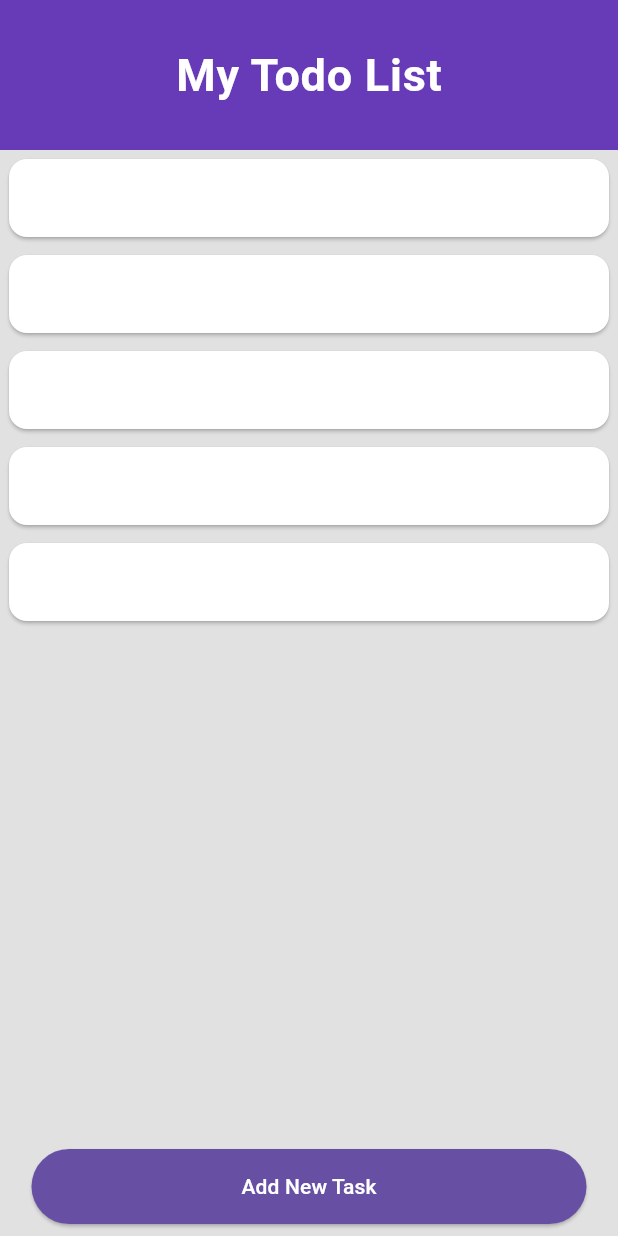
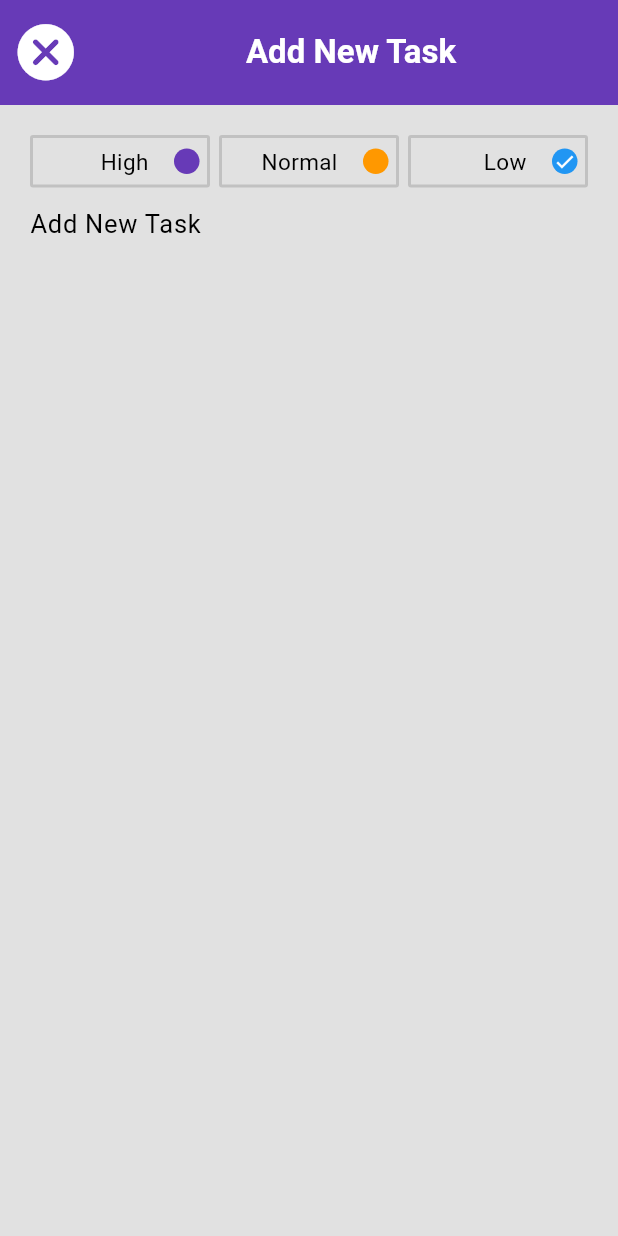
Before and after one commit to Aliasadi1383/todo_list, a Flutter app: the screen it shows after launch, after a tap on "Add New Task", on a phone screen of 412 x 824 dp. Run offline on Flutter 3.47's test engine with Material 3 defaults, Android fonts, the phone set to English and light mode, and no system bars.

Commit message:
New task page design

```diff
--- /dev/null
+++ b/lib/add_task.dart
@@ -0,0 +1,58 @@
+import 'package:flutter/material.dart';
+import 'package:todo/priority_selector.dart';
+
+class AddTask extends StatefulWidget {
+  const AddTask({super.key});
+
+  @override
+  State<AddTask> createState() => _AddTask();
+}
+
+class _AddTask extends State<AddTask> {
+  @override
+  Widget build(BuildContext context) {
+    final ThemeData theme = Theme.of(context);
+    return Scaffold(
+      appBar: AppBar(
+        title: Center(
+          child: Text(
+            'Add New Task',
+            style: theme.textTheme.titleLarge!.copyWith(
+              color: theme.colorScheme.onPrimary,
+            ),
+          ),
+        ),
+        backgroundColor: theme.colorScheme.primary,
+        toolbarHeight: 70,
+        iconTheme: IconThemeData(),
+        leading: IconButton(
+          onPressed: () {
+            Navigator.pop(context);
+          },
+          icon: Icon(
+            Icons.cancel_rounded,
+            color: theme.colorScheme.onPrimary,
+            size: 45,
+          ),
+        ),
+      ),
+      body: Padding(
+        padding: const EdgeInsets.only(right: 20, left: 20),
+        child: Column(
+          children: [
+            Padding(padding: EdgeInsets.only(top: 20)),
+            PrioritySelector(),
+            TextField(
+
+              decoration:InputDecoration(
+                hintText: 'Add New Task',
+                border: InputBorder.none
+              ),
+              style:TextStyle(fontSize: 17,fontWeight: FontWeight.w400) ,
+            )
+          ],
+        ),
+      ),
+    );
+  }
+}
--- /dev/null
+++ b/lib/custom_widget_button.dart
@@ -0,0 +1,7 @@
+import 'package:flutter/material.dart';
+
+Widget button(Text buttonName,VoidCallback onPressed) {
+  return ElevatedButton(
+    onPressed: onPressed,
+   child: buttonName);
+}
--- a/lib/main.dart
+++ b/lib/main.dart
@@ -1,4 +1,6 @@
 import 'package:flutter/material.dart';
+import 'package:todo/add_task.dart';
+import 'package:todo/custom_widget_button.dart';
 
 void main() {
   runApp(const MyApp());
@@ -9,6 +11,7 @@ class MyApp extends StatelessWidget {
 
   @override
   Widget build(BuildContext context) {
+  final ThemeData theme=Theme.of(context);
 
     return MaterialApp(
 
@@ -22,7 +25,9 @@ class MyApp extends StatelessWidget {
        ),
 
        textTheme: TextTheme(
-        bodyLarge: TextStyle(fontSize: 30,fontWeight: FontWeight.bold)
+        bodyLarge: TextStyle(fontSize: 30,fontWeight: FontWeight.bold),
+        titleLarge: TextStyle(fontWeight: FontWeight.w600),
+        titleMedium: TextStyle(fontSize: 18,fontWeight: FontWeight.w700)
        ),
 
        cardTheme: CardThemeData(
@@ -32,10 +37,10 @@ class MyApp extends StatelessWidget {
        elevatedButtonTheme: ElevatedButtonThemeData(
         style: ButtonStyle(
           backgroundColor: WidgetStateProperty.all(
-          Theme.of(context).colorScheme.primary
+          theme.colorScheme.primary
           ),
           foregroundColor: WidgetStateProperty.all(
-            Theme.of(context).colorScheme.onPrimary
+           theme.colorScheme.onPrimary
           ),
           minimumSize: WidgetStateProperty.all(
             Size(370, 50)
@@ -55,13 +60,15 @@ class TodoList extends StatelessWidget{
 
   @override
   Widget build(BuildContext context) {
+      final ThemeData theme=Theme.of(context);
+
     return Scaffold(
       appBar: AppBar(
-         title: Center(child:Text('My Todo List',style: Theme.of(context).textTheme.bodyLarge!.copyWith(
-          color: Theme.of(context).colorScheme.onPrimary
+         title: Center(child:Text('My Todo List',style: theme.textTheme.bodyLarge!.copyWith(
+          color:theme.colorScheme.onPrimary
          ),)),
         toolbarHeight: 100,
-        backgroundColor: Theme.of(context).colorScheme.primary,
+        backgroundColor: theme.colorScheme.primary,
       ),
 
       body:Column(
@@ -87,9 +94,11 @@ class TodoList extends StatelessWidget{
           ),
           Padding(
             padding: const EdgeInsets.all(8.0),
-            child: ElevatedButton(onPressed: () {
-
-            }, child: Text('Add New Task')),
+            child: button(Text('Add New Task',style: theme.textTheme.titleMedium!.copyWith(
+              color: theme.colorScheme.onPrimary
+            ),),() {
+              Navigator.push(context,MaterialPageRoute(builder: (context) => AddTask(),),);
+            },),
           )
         ],
       ),
--- /dev/null
+++ b/lib/priority_selector.dart
@@ -0,0 +1,71 @@
+import 'package:flutter/material.dart';
+
+class PrioritySelector extends StatefulWidget {
+  const PrioritySelector({super.key});
+
+  @override
+  State<PrioritySelector> createState() => _PrioritySelector();
+}
+
+class _PrioritySelector extends State<PrioritySelector> {
+  int selector = 3;
+
+  @override
+  Widget build(BuildContext context) {
+
+    return Row(
+      mainAxisAlignment: MainAxisAlignment.spaceBetween,
+      children: [
+        buildItem(id: 1, lable: 'High', color: Colors.deepPurple),
+        buildItem(id: 2, lable: 'Normal', color: Colors.orange),
+        buildItem(id: 3, lable: 'Low', color: Colors.blue),
+      ],
+    );
+  }
+
+  Widget buildItem({
+    required int id,
+    required String lable,
+    required Color color,
+  }) {
+
+    bool isSelected=(selector==id);
+
+    return InkWell(
+      onTap: () {
+        setState(() {
+          selector=id;
+        });
+      },
+      child: Container(
+         width: 120,
+         height: 35,
+        decoration: BoxDecoration(
+          borderRadius: BorderRadius.circular(2),
+          border: Border.all(color:Color.fromARGB(255, 193, 193, 193), width: 2),
+          color: Colors.transparent
+        ),
+        child: Row(
+          mainAxisAlignment: MainAxisAlignment.end,
+          children: [
+
+          Text(lable,style:const TextStyle(fontSize: 15),),
+          const SizedBox(width: 17),
+         Container(
+          width: 17,
+          height: 17,
+          decoration: BoxDecoration(
+            color: color,
+            shape: BoxShape.circle
+
+          ),
+          child: isSelected?
+          Icon( Icons.check, size: 15,color: Theme.of(context).colorScheme.onPrimary,)
+          :null,
+         ),
+        const SizedBox(width: 5,)
+        ],),
+      ),
+    );
+  }
+}
```
